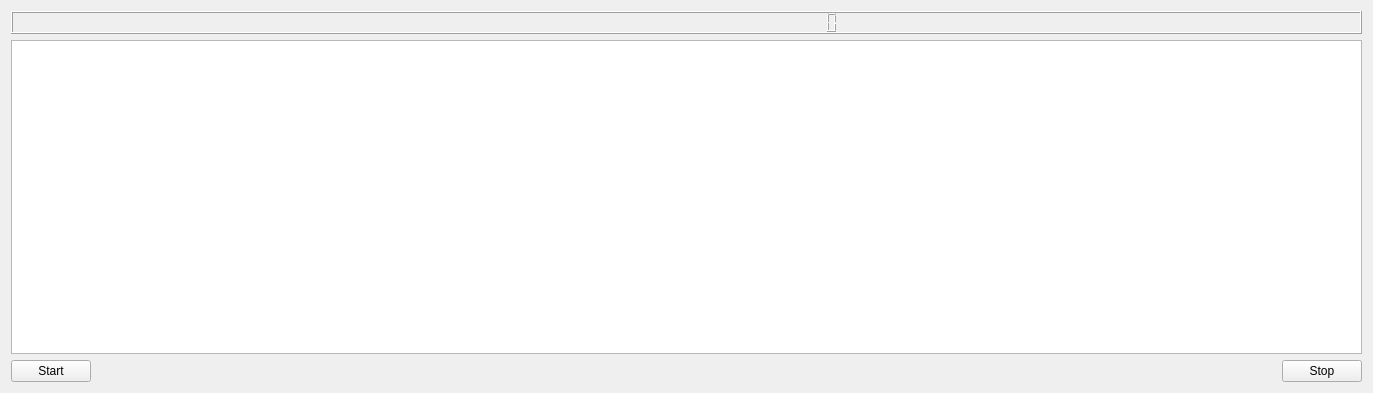
This is src/calcprime_form.ui in pgroen/CalcPrimes as Qt 5 draws it before an edit. The edited form follows.
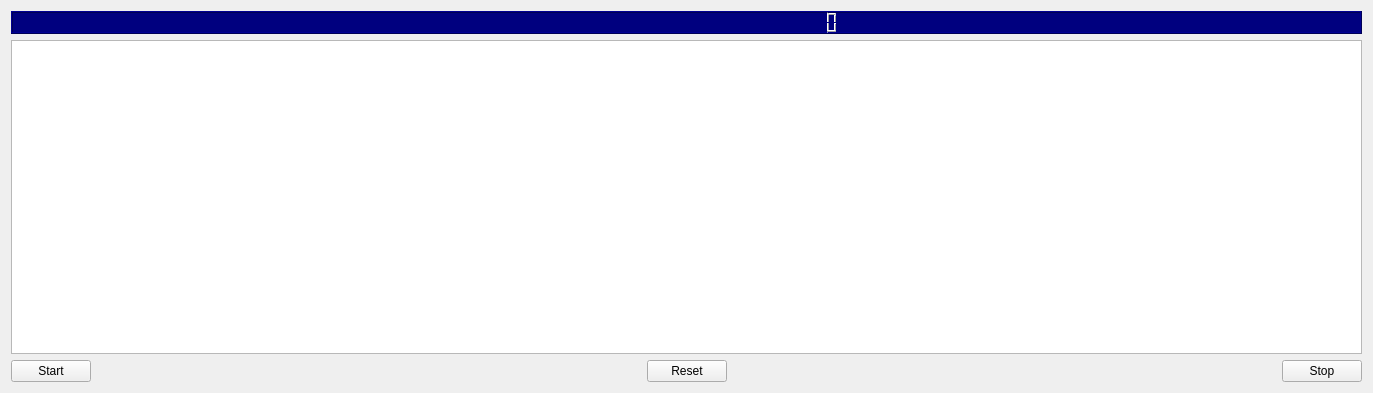
This is the edited form.

```diff
--- a/src/calcprime_form.ui
+++ b/src/calcprime_form.ui
@@ -18,6 +18,16 @@
     <layout class="QVBoxLayout" name="verticalLayout">
      <item>
       <widget class="QLCDNumber" name="currentValue">
+       <property name="font">
+        <font>
+         <pointsize>13</pointsize>
+         <bold>true</bold>
+        </font>
+       </property>
+       <property name="styleSheet">
+        <string notr="true">color: rgb(170, 255, 0);
+background-color: rgb(0, 0, 127);</string>
+       </property>
        <property name="digitCount">
         <number>30</number>
        </property>
@@ -35,6 +45,26 @@
          </property>
         </widget>
        </item>
+       <item>
+        <spacer name="horizontalSpacer_2">
+         <property name="orientation">
+          <enum>Qt::Horizontal</enum>
+         </property>
+         <property name="sizeHint" stdset="0">
+          <size>
+           <width>40</width>
+           <height>20</height>
+          </size>
+         </property>
+        </spacer>
+       </item>
+       <item>
+        <widget class="QPushButton" name="cmdResetButton">
+         <property name="text">
+          <string>Reset</string>
+         </property>
+        </widget>
+       </item>
        <item>
         <spacer name="horizontalSpacer">
          <property name="orientation">
```
Left out of the diff: 12 changed lines with no effect on the pictures.
